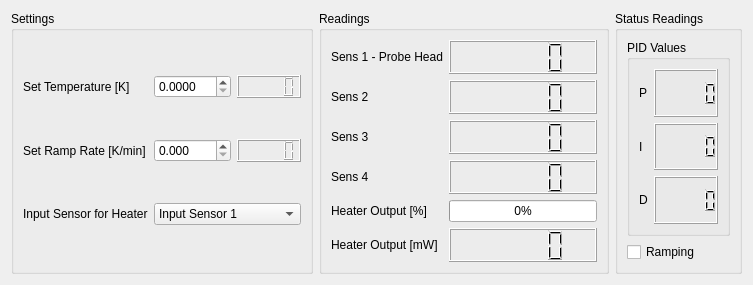
First picture: the form in LakeShore/LakeShore350_control.ui, repository Cryostat-GUI/Cryostat-GUI, before the edit.
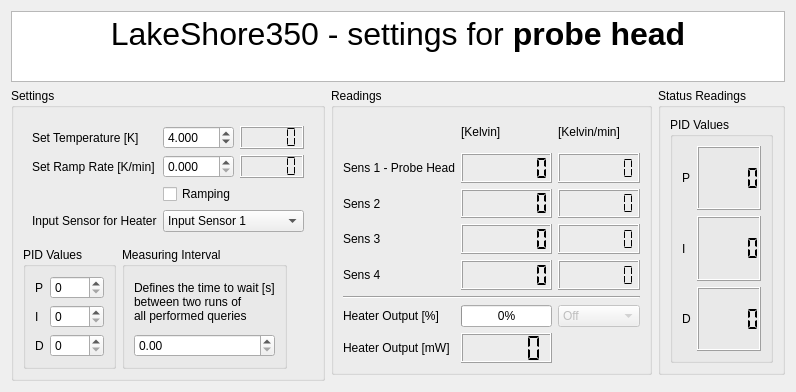
Second picture: the form after the edit.

What changed in the file:
```diff
--- a/LakeShore/LakeShore350_control.ui
+++ b/LakeShore/LakeShore350_control.ui
@@ -6,220 +6,490 @@
    <rect>
     <x>0</x>
     <y>0</y>
-    <width>753</width>
-    <height>285</height>
+    <width>749</width>
+    <height>358</height>
    </rect>
   </property>
   <property name="windowTitle">
    <string>LakeShore 350 Control</string>
   </property>
-  <layout class="QGridLayout" name="gridLayout_2">
-   <item row="1" column="0">
+  <layout class="QGridLayout" name="gridLayout_6">
+   <item row="1" column="2">
+    <widget class="QGroupBox" name="groupReadingsStatus">
+     <property name="title">
+      <string>Status Readings</string>
+     </property>
+     <layout class="QGridLayout" name="gridLayout_5" rowstretch="1">
+      <item row="0" column="0" colspan="2">
+       <widget class="QGroupBox" name="groupPID">
+        <property name="title">
+         <string>PID Values</string>
+        </property>
+        <layout class="QGridLayout" name="gridLayout">
+         <item row="0" column="0">
+          <widget class="QLabel" name="label_10">
+           <property name="text">
+            <string>P</string>
+           </property>
+          </widget>
+         </item>
+         <item row="1" column="0">
+          <widget class="QLabel" name="label_11">
+           <property name="text">
+            <string>I</string>
+           </property>
+          </widget>
+         </item>
+         <item row="0" column="1">
+          <widget class="QLCDNumber" name="lcdLoopP_Param">
+           <property name="segmentStyle">
+            <enum>QLCDNumber::Flat</enum>
+           </property>
+          </widget>
+         </item>
+         <item row="2" column="0">
+          <widget class="QLabel" name="label_12">
+           <property name="text">
+            <string>D</string>
+           </property>
+          </widget>
+         </item>
+         <item row="1" column="1">
+          <widget class="QLCDNumber" name="lcdLoopI_Param">
+           <property name="segmentStyle">
+            <enum>QLCDNumber::Flat</enum>
+           </property>
+          </widget>
+         </item>
+         <item row="2" column="1">
+          <widget class="QLCDNumber" name="lcdLoopD_Param">
+           <property name="segmentStyle">
+            <enum>QLCDNumber::Flat</enum>
+           </property>
+          </widget>
+         </item>
+        </layout>
+       </widget>
+      </item>
+     </layout>
+    </widget>
+   </item>
+   <item row="1" column="0" rowspan="2">
     <widget class="QGroupBox" name="groupSettings">
      <property name="title">
       <string>Settings</string>
      </property>
-     <layout class="QGridLayout" name="gridLayout_4">
-      <item row="0" column="0">
-       <widget class="QLabel" name="label">
-        <property name="text">
-         <string>Set Temperature [K]</string>
-        </property>
+     <layout class="QGridLayout" name="gridLayout_4" rowstretch="2,0,0,0,0,0">
+      <item row="0" column="0" rowspan="2" colspan="3">
+       <widget class="QWidget" name="widget" native="true">
+        <layout class="QGridLayout" name="gridLayout_7">
+         <item row="0" column="1">
+          <widget class="QDoubleSpinBox" name="spinSetTemp_K">
+           <property name="decimals">
+            <number>3</number>
+           </property>
+           <property name="maximum">
+            <double>300.000000000000000</double>
+           </property>
+           <property name="value">
+            <double>4.000000000000000</double>
+           </property>
+          </widget>
+         </item>
+         <item row="0" column="0">
+          <widget class="QLabel" name="label">
+           <property name="text">
+            <string>Set Temperature [K]</string>
+           </property>
+          </widget>
+         </item>
+         <item row="1" column="1">
+          <widget class="QDoubleSpinBox" name="spinSetRampRate_Kpmin">
+           <property name="decimals">
+            <number>3</number>
+           </property>
+           <property name="maximum">
+            <double>5.000000000000000</double>
+           </property>
+          </widget>
+         </item>
+         <item row="0" column="2">
+          <widget class="QLCDNumber" name="lcdSetTemp_K">
+           <property name="segmentStyle">
+            <enum>QLCDNumber::Flat</enum>
+           </property>
+          </widget>
+         </item>
+         <item row="1" column="0">
+          <widget class="QLabel" name="label_4">
+           <property name="text">
+            <string>Set Ramp Rate [K/min]</string>
+           </property>
+          </widget>
+         </item>
+         <item row="4" column="1" colspan="2">
+          <widget class="QComboBox" name="comboSetInput_Sensor">
+           <item>
+            <property name="text">
+             <string>Input Sensor 1</string>
+            </property>
+           </item>
+           <item>
+            <property name="text">
+             <string>Input Sensor 2</string>
+            </property>
+           </item>
+           <item>
+            <property name="text">
+             <string>Input Sensor 3</string>
+            </property>
+           </item>
+           <item>
+            <property name="text">
+             <string>Input Sensor 4</string>
+            </property>
+           </item>
+          </widget>
+         </item>
+         <item row="1" column="2">
+          <widget class="QLCDNumber" name="lcdSetRampRate_Kpmin">
+           <property name="segmentStyle">
+            <enum>QLCDNumber::Flat</enum>
+           </property>
+          </widget>
+         </item>
+         <item row="4" column="0">
+          <widget class="QLabel" name="label_8">
+           <property name="text">
+            <string>Input Sensor for Heater</string>
+           </property>
+          </widget>
+         </item>
+         <item row="3" column="1" colspan="2">
+          <widget class="QCheckBox" name="checkRamp_Status">
+           <property name="text">
+            <string>Ramping</string>
+           </property>
+          </widget>
+         </item>
+        </layout>
        </widget>
       </item>
-      <item row="1" column="0">
-       <widget class="QLabel" name="label_4">
-        <property name="text">
-         <string>Set Ramp Rate [K/min]</string>
+      <item row="5" column="0">
+       <widget class="QGroupBox" name="groupPID_set">
+        <property name="title">
+         <string>PID Values</string>
         </property>
+        <layout class="QGridLayout" name="gridLayout_2">
+         <item row="0" column="0">
+          <widget class="QLabel" name="label_13">
+           <property name="text">
+            <string>P</string>
+           </property>
+          </widget>
+         </item>
+         <item row="1" column="0">
+          <widget class="QLabel" name="label_14">
+           <property name="text">
+            <string>I</string>
+           </property>
+          </widget>
+         </item>
+         <item row="2" column="0">
+          <widget class="QLabel" name="label_15">
+           <property name="text">
+            <string>D</string>
+           </property>
+          </widget>
+         </item>
+         <item row="0" column="1">
+          <widget class="QSpinBox" name="spinBox">
+           <property name="maximum">
+            <number>1000</number>
+           </property>
+          </widget>
+         </item>
+         <item row="1" column="1">
+          <widget class="QSpinBox" name="spinBox_2">
+           <property name="maximum">
+            <number>1000</number>
+           </property>
+          </widget>
+         </item>
+         <item row="2" column="1">
+          <widget class="QSpinBox" name="spinBox_3">
+           <property name="maximum">
+            <number>1000</number>
+           </property>
+          </widget>
+         </item>
+        </layout>
        </widget>
       </item>
-      <item row="1" column="1">
-       <widget class="QDoubleSpinBox" name="spinSetRampRate_Kpmin">
-        <property name="decimals">
-         <number>3</number>
+      <item row="5" column="1">
+       <widget class="QGroupBox" name="groupBox">
+        <property name="title">
+         <string>Measuring Interval</string>
         </property>
-        <property name="maximum">
-         <double>100.000000000000000</double>
-        </property>
-       </widget>
-      </item>
-      <item row="1" column="2">
-       <widget class="QLCDNumber" name="lcdSetRampRate_Kpmin"/>
-      </item>
-      <item row="0" column="2">
-       <widget class="QLCDNumber" name="lcdSetTemp_K"/>
-      </item>
-      <item row="0" column="1">
-       <widget class="QDoubleSpinBox" name="spinSetTemp_K">
-        <property name="decimals">
-         <number>4</number>
-        </property>
-        <property name="maximum">
-         <double>300.000000000000000</double>
-        </property>
-       </widget>
-      </item>
-      <item row="2" column="0">
-       <widget class="QLabel" name="label_8">
-        <property name="text">
-         <string>Input Sensor for Heater</string>
-        </property>
-       </widget>
-      </item>
-      <item row="2" column="1" colspan="2">
-       <widget class="QComboBox" name="comboSetInput_Sensor">
-        <item>
-         <property name="text">
-          <string>Input Sensor 1</string>
-         </property>
-        </item>
-        <item>
-         <property name="text">
-          <string>Input Sensor 2</string>
-         </property>
-        </item>
-        <item>
-         <property name="text">
-          <string>Input Sensor 3</string>
-         </property>
-        </item>
-        <item>
-         <property name="text">
-          <string>Input Sensor 4</string>
-         </property>
-        </item>
+        <layout class="QGridLayout" name="gridLayout_8">
+         <item row="1" column="0">
+          <widget class="QDoubleSpinBox" name="spin_threadinterval">
+           <property name="maximum">
+            <double>3600.000000000000000</double>
+           </property>
+          </widget>
+         </item>
+         <item row="0" column="0">
+          <widget class="QLabel" name="label_18">
+           <property name="text">
+            <string>Defines the time to wait [s] 
+between two runs of 
+all performed queries</string>
+           </property>
+          </widget>
+         </item>
+        </layout>
        </widget>
       </item>
      </layout>
     </widget>
    </item>
-   <item row="1" column="2">
+   <item row="1" column="1">
     <widget class="QGroupBox" name="groupReadings">
      <property name="title">
       <string>Readings</string>
      </property>
-     <layout class="QGridLayout" name="gridLayout_3">
+     <layout class="QGridLayout" name="gridLayout_3" columnstretch="0,1,1">
       <item row="2" column="1">
-       <widget class="QLCDNumber" name="lcdSensor3_K"/>
+       <widget class="QLCDNumber" name="lcdSensor2_K">
+        <property name="digitCount">
+         <number>7</number>
+        </property>
+        <property name="segmentStyle">
+         <enum>QLCDNumber::Flat</enum>
+        </property>
+       </widget>
       </item>
-      <item row="3" column="0">
+      <item row="4" column="0">
        <widget class="QLabel" name="label_7">
         <property name="text">
          <string>Sens 4</string>
         </property>
        </widget>
       </item>
-      <item row="1" column="1">
-       <widget class="QLCDNumber" name="lcdSensor2_K"/>
-      </item>
-      <item row="0" column="1">
-       <widget class="QLCDNumber" name="lcdSensor1_K"/>
-      </item>
-      <item row="1" column="0">
+      <item row="2" column="0">
        <widget class="QLabel" name="label_3">
         <property name="text">
          <string>Sens 2</string>
         </property>
        </widget>
       </item>
-      <item row="0" column="0">
-       <widget class="QLabel" name="label_2">
-        <property name="text">
-         <string>Sens 1 - Probe Head</string>
-        </property>
-       </widget>
-      </item>
-      <item row="2" column="0">
-       <widget class="QLabel" name="label_6">
-        <property name="text">
-         <string>Sens 3</string>
-        </property>
-       </widget>
-      </item>
-      <item row="4" column="1">
-       <widget class="QProgressBar" name="progressHeaterOutput_percentage">
-        <property name="value">
-         <number>0</number>
-        </property>
-       </widget>
-      </item>
-      <item row="4" column="0">
+      <item row="6" column="0">
        <widget class="QLabel" name="label_5">
         <property name="text">
          <string>Heater Output [%]</string>
         </property>
        </widget>
       </item>
-      <item row="3" column="1">
-       <widget class="QLCDNumber" name="lcdSensor4_K"/>
+      <item row="1" column="1">
+       <widget class="QLCDNumber" name="lcdSensor1_K">
+        <property name="frameShape">
+         <enum>QFrame::Box</enum>
+        </property>
+        <property name="frameShadow">
+         <enum>QFrame::Raised</enum>
+        </property>
+        <property name="digitCount">
+         <number>7</number>
+        </property>
+        <property name="segmentStyle">
+         <enum>QLCDNumber::Flat</enum>
+        </property>
+       </widget>
       </item>
-      <item row="5" column="1">
-       <widget class="QLCDNumber" name="lcdHeaterOutput_mW"/>
+      <item row="7" column="1">
+       <widget class="QLCDNumber" name="lcdHeaterOutput_mW">
+        <property name="segmentStyle">
+         <enum>QLCDNumber::Flat</enum>
+        </property>
+       </widget>
       </item>
-      <item row="5" column="0">
+      <item row="7" column="0">
        <widget class="QLabel" name="label_9">
         <property name="text">
          <string>Heater Output [mW]</string>
         </property>
        </widget>
       </item>
+      <item row="4" column="1">
+       <widget class="QLCDNumber" name="lcdSensor4_K">
+        <property name="digitCount">
+         <number>7</number>
+        </property>
+        <property name="segmentStyle">
+         <enum>QLCDNumber::Flat</enum>
+        </property>
+       </widget>
+      </item>
+      <item row="1" column="2">
+       <widget class="QLCDNumber" name="lcdSensor1_Kpmin">
+        <property name="digitCount">
+         <number>7</number>
+        </property>
+        <property name="segmentStyle">
+         <enum>QLCDNumber::Flat</enum>
+        </property>
+       </widget>
+      </item>
+      <item row="0" column="1">
+       <widget class="QLabel" name="label_16">
+        <property name="text">
+         <string>[Kelvin]</string>
+        </property>
+       </widget>
+      </item>
+      <item row="3" column="2">
+       <widget class="QLCDNumber" name="lcdSensor3_Kpmin">
+        <property name="digitCount">
+         <number>7</number>
+        </property>
+        <property name="segmentStyle">
+         <enum>QLCDNumber::Flat</enum>
+        </property>
+       </widget>
+      </item>
+      <item row="2" column="2">
+       <widget class="QLCDNumber" name="lcdSensor2_Kpmin">
+        <property name="digitCount">
+         <number>7</number>
+        </property>
+        <property name="segmentStyle">
+         <enum>QLCDNumber::Flat</enum>
+        </property>
+       </widget>
+      </item>
+      <item row="0" column="2">
+       <widget class="QLabel" name="label_17">
+        <property name="text">
+         <string>[Kelvin/min]</string>
+        </property>
+       </widget>
+      </item>
+      <item row="4" column="2">
+       <widget class="QLCDNumber" name="lcdSensor4_Kpmin">
+        <property name="digitCount">
+         <number>7</number>
+        </property>
+        <property name="segmentStyle">
+         <enum>QLCDNumber::Flat</enum>
+        </property>
+       </widget>
+      </item>
+      <item row="3" column="1">
+       <widget class="QLCDNumber" name="lcdSensor3_K">
+        <property name="digitCount">
+         <number>7</number>
+        </property>
+        <property name="segmentStyle">
+         <enum>QLCDNumber::Flat</enum>
+        </property>
+       </widget>
+      </item>
+      <item row="6" column="1">
+       <widget class="QProgressBar" name="progressHeaterOutput_percentage">
+        <property name="value">
+         <number>0</number>
+        </property>
+       </widget>
+      </item>
+      <item row="3" column="0">
+       <widget class="QLabel" name="label_6">
+        <property name="text">
+         <string>Sens 3</string>
+        </property>
+       </widget>
+      </item>
+      <item row="1" column="0">
+       <widget class="QLabel" name="label_2">
+        <property name="text">
+         <string>Sens 1 - Probe Head</string>
+        </property>
+       </widget>
+      </item>
+      <item row="5" column="0" colspan="3">
+       <widget class="Line" name="line">
+        <property name="orientation">
+         <enum>Qt::Horizontal</enum>
+        </property>
+       </widget>
+      </item>
+      <item row="6" column="2">
+       <widget class="QComboBox" name="comboBox">
+        <property name="enabled">
+         <bool>false</bool>
+        </property>
+        <item>
+         <property name="text">
+          <string>Off</string>
+         </property>
+        </item>
+        <item>
+         <property name="text">
+          <string>Range 1</string>
+         </property>
+        </item>
+        <item>
+         <property name="text">
+          <string>Range 2</string>
+         </property>
+        </item>
+        <item>
+         <property name="text">
+          <string>Range 3</string>
+         </property>
+        </item>
+        <item>
+         <property name="text">
+          <string>Range 4</string>
+         </property>
+        </item>
+        <item>
+         <property name="text">
+          <string>Range 4</string>
+         </property>
+        </item>
+       </widget>
+      </item>
      </layout>
     </widget>
    </item>
-   <item row="1" column="4">
-    <widget class="QGroupBox" name="groupReadingsStatus">
-     <property name="title">
-      <string>Status Readings</string>
+   <item row="0" column="0" colspan="3">
+    <widget class="QTextBrowser" name="textBrowser">
+     <property name="minimumSize">
+      <size>
+       <width>731</width>
+       <height>71</height>
+      </size>
      </property>
-     <layout class="QGridLayout" name="gridLayout_5" rowstretch="1,4">
-      <item row="0" column="0" colspan="2">
-       <widget class="QGroupBox" name="groupPID">
-        <property name="title">
-         <string>PID Values</string>
-        </property>
-        <layout class="QGridLayout" name="gridLayout">
-         <item row="0" column="0">
-          <widget class="QLabel" name="label_10">
-           <property name="text">
-            <string>P</string>
-           </property>
-          </widget>
-         </item>
-         <item row="1" column="0">
-          <widget class="QLabel" name="label_11">
-           <property name="text">
-            <string>I</string>
-           </property>
-          </widget>
-         </item>
-         <item row="0" column="1">
-          <widget class="QLCDNumber" name="lcdNumber"/>
-         </item>
-         <item row="2" column="0">
-          <widget class="QLabel" name="label_12">
-           <property name="text">
-            <string>D</string>
-           </property>
-          </widget>
-         </item>
-         <item row="1" column="1">
-          <widget class="QLCDNumber" name="lcdNumber_2"/>
-         </item>
-         <item row="2" column="1">
-          <widget class="QLCDNumber" name="lcdNumber_3"/>
-         </item>
-        </layout>
-       </widget>
-      </item>
-      <item row="1" column="0" colspan="2">
-       <widget class="QCheckBox" name="checkBox">
-        <property name="text">
-         <string>Ramping</string>
-        </property>
-       </widget>
-      </item>
-     </layout>
+     <property name="maximumSize">
+      <size>
+       <width>16777215</width>
+       <height>71</height>
+      </size>
+     </property>
+     <property name="frameShape">
+      <enum>QFrame::StyledPanel</enum>
+     </property>
+     <property name="frameShadow">
+      <enum>QFrame::Raised</enum>
+     </property>
+     <property name="html">
+      <string>&lt;!DOCTYPE HTML PUBLIC &quot;-//W3C//DTD HTML 4.0//EN&quot; &quot;http://www.w3.org/TR/REC-html40/strict.dtd&quot;&gt;
+&lt;html&gt;&lt;head&gt;&lt;meta name=&quot;qrichtext&quot; content=&quot;1&quot; /&gt;&lt;style type=&quot;text/css&quot;&gt;
+p, li { white-space: pre-wrap; }
+&lt;/style&gt;&lt;/head&gt;&lt;body style=&quot; font-family:'MS Shell Dlg 2'; font-size:8.25pt; font-weight:400; font-style:normal;&quot;&gt;
+&lt;p align=&quot;center&quot; style=&quot; margin-top:0px; margin-bottom:0px; margin-left:0px; margin-right:0px; -qt-block-indent:0; text-indent:0px;&quot;&gt;&lt;span style=&quot; font-size:24pt;&quot;&gt;LakeShore350 - settings for&lt;/span&gt;&lt;span style=&quot; font-size:24pt; font-weight:600;&quot;&gt; probe head&lt;/span&gt;&lt;/p&gt;&lt;/body&gt;&lt;/html&gt;</string>
+     </property>
     </widget>
    </item>
   </layout>
```
